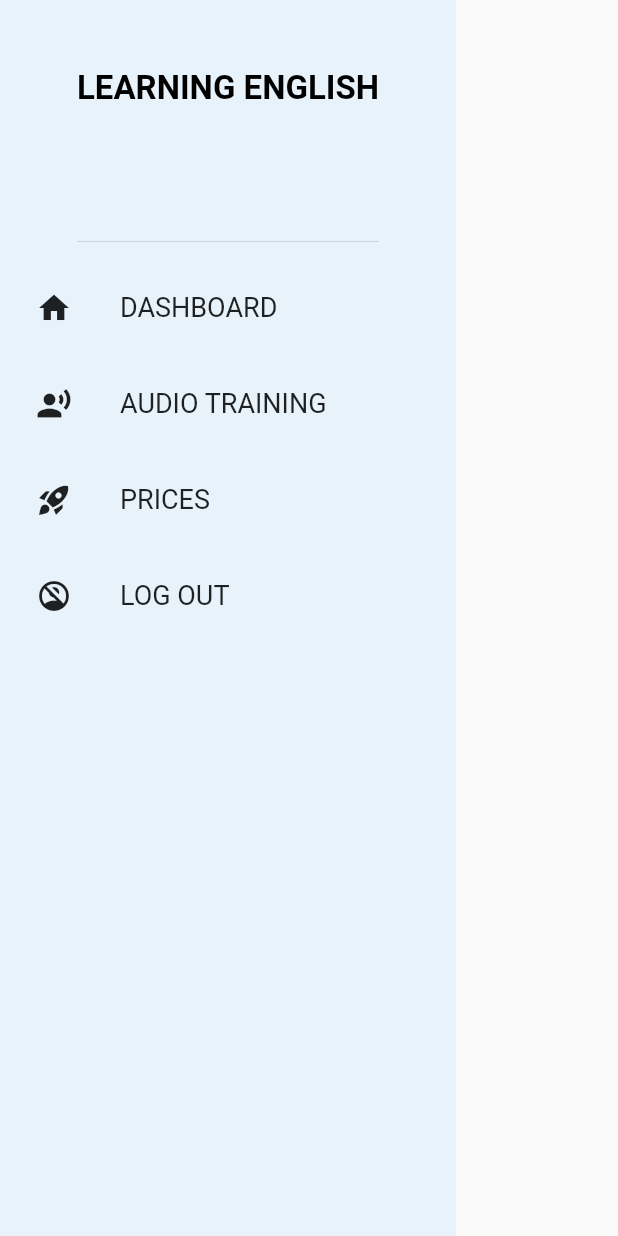
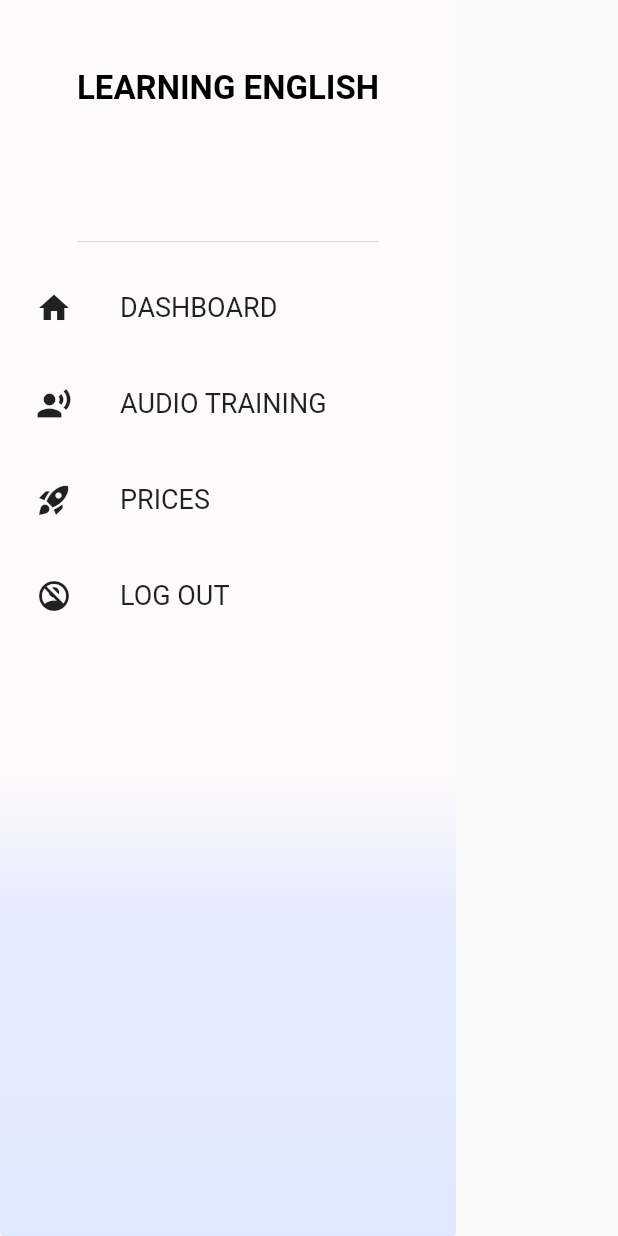
Before and after one commit to ikustow/learningApp_macOS_web, a Flutter app: the DrawerWidget widget shown alone on an empty page, opened directly, on a phone screen of 412 x 824 dp. Run offline on Flutter 3.47's test engine with Material 2 defaults, Android fonts, the phone set to English and light mode, and no system bars; our stand-ins replace flutter_riverpod, shared_preferences, supabase; accounts and stored records are empty.

Commit message:
UI update
Signed-off-by: ikustow <ikustow@yandex.run>

```diff
--- a/lib/core/theme.dart
+++ b/lib/core/theme.dart
@@ -25,7 +25,7 @@ abstract class TextStyles {
 
 abstract class RGBColors {
 
-  static final drawerColor = Colors.blue.shade100.withOpacity(0.3);
+  static final drawerColor = Colors.white54;
   static const drawerIconColor = Colors.black87;
 
 }
--- a/lib/dashboard/widgets/drawer_widget.dart
+++ b/lib/dashboard/widgets/drawer_widget.dart
@@ -7,7 +7,27 @@ class DrawerWidget extends StatelessWidget {
 
   @override
   Widget build(BuildContext context) {
-    return Drawer(
+    return Container(
+      decoration: BoxDecoration(
+       borderRadius: BorderRadius.circular(2),
+          gradient: LinearGradient(
+            begin: Alignment.topCenter,
+            end: Alignment.bottomCenter,
+            colors: [
+              Color.fromRGBO(251, 244, 246, 1),
+              Color.fromRGBO(251, 244, 246, 1),
+              Color.fromRGBO(251, 244, 246, 1),
+              Color.fromRGBO(251, 244, 246, 1),
+              Color.fromRGBO(251, 244, 246, 1),
+              Color.fromRGBO(251, 244, 246, 1),
+              Color.fromRGBO(194, 207, 252, 1.0),
+              Color.fromRGBO(194, 207, 252, 1.0),
+              Color.fromRGBO(184, 207, 255, 1.0),
+            ],
+          )
+      ),
+      child: Drawer(
+
        backgroundColor: RGBColors.drawerColor,
         elevation: 0,
         child: Column(
@@ -49,6 +69,7 @@ class DrawerWidget extends StatelessWidget {
             )
           ],
         ),
+      ),
     );
   }
 }
--- a/pubspec.yaml
+++ b/pubspec.yaml
@@ -66,6 +66,7 @@ flutter:
   # To add assets to your application, add an assets section, like this:
   assets:
     - flutter_dart.png
+    - flutter_illustration.png
 
   # An image asset can refer to one or more resolution-specific "variants", see
   # https://flutter.dev/assets-and-images/#resolution-aware
```
Also changed, not shown: lib/dashboard/pages/dashboard.dart (+76 -34 lines), lib/dashboard/widgets/random_word_widget.dart (added, +28 -0 lines), assets/flutter_illustration.png (added), lib/dashboard/controller/providers.dart (line endings or trailing spaces). Lines whose indentation alone changed are shown as unchanged.
